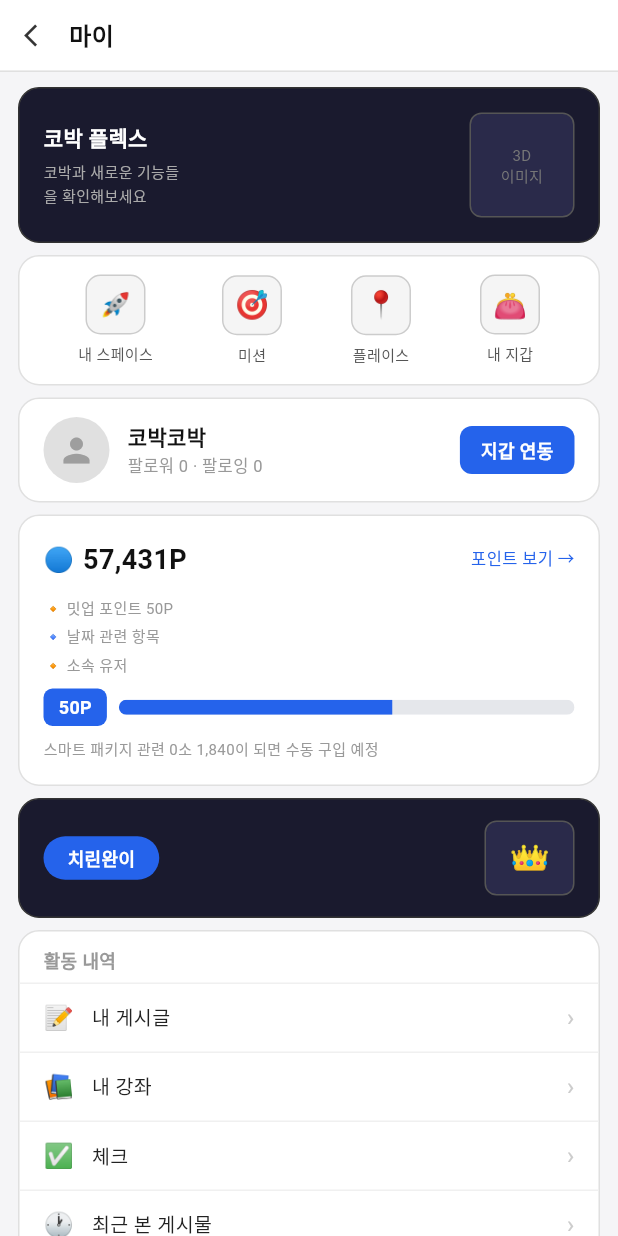
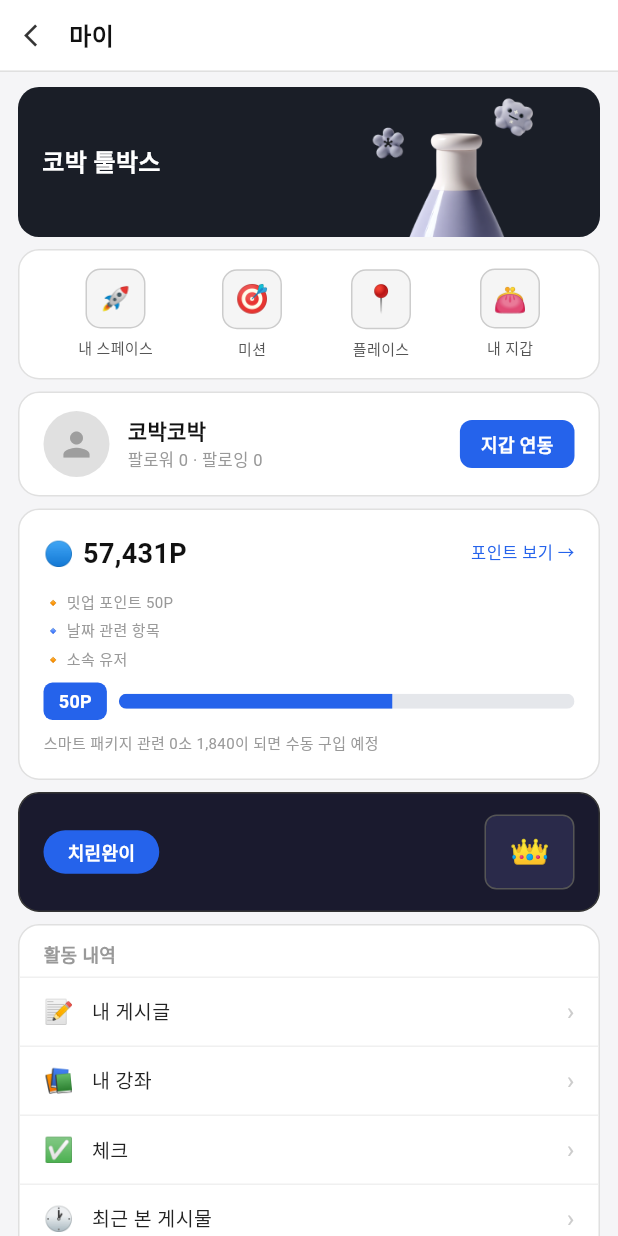
Before and after one commit to 0xdavidhan97/cobak-reward-v2, a Flutter app: the MyPageScreen screen opened directly, on a phone screen of 412 x 824 dp. Run offline on Flutter 3.47's test engine with Material 3 defaults, Android fonts, the phone set to English and light mode, and no system bars.

Commit message:
Update mypage banner image and rename to 코박 툴박스

```diff
--- a/lib/widgets/mypage/mypage_flex_banner.dart
+++ b/lib/widgets/mypage/mypage_flex_banner.dart
@@ -7,25 +7,23 @@ class MyPageFlexBanner extends StatelessWidget {
   Widget build(BuildContext context) {
     return Container(
       margin: const EdgeInsets.fromLTRB(12, 10, 12, 0),
-      padding: const EdgeInsets.all(16),
-      decoration: BoxDecoration(color: const Color(0xFF1A1A2E), borderRadius: BorderRadius.circular(14), border: Border.all(color: const Color(0xFF333333))),
-      child: Row(
-        children: [
-          const Column(
-            crossAxisAlignment: CrossAxisAlignment.start,
-            children: [
-              Text('코박 플렉스', style: TextStyle(fontSize: 14, fontWeight: FontWeight.w700, color: Colors.white)),
-              SizedBox(height: 4),
-              Text('코박과 새로운 기능들\n을 확인해보세요', style: TextStyle(fontSize: 10, color: Color(0xFFAAAAAA), height: 1.5)),
-            ],
+      height: 100,
+      decoration: BoxDecoration(
+        borderRadius: BorderRadius.circular(14),
+        image: const DecorationImage(
+          image: AssetImage('assets/images/mypage_banner.png'),
+          fit: BoxFit.cover,
+        ),
+      ),
+      child: const Padding(
+        padding: EdgeInsets.fromLTRB(16, 0, 16, 0),
+        child: Align(
+          alignment: Alignment.centerLeft,
+          child: Text(
+            '코박 툴박스',
+            style: TextStyle(fontSize: 16, fontWeight: FontWeight.w700, color: Colors.white),
           ),
-          const Spacer(),
-          Container(
-            width: 70, height: 70,
-            decoration: BoxDecoration(color: const Color(0xFF2A2A4A), borderRadius: BorderRadius.circular(8), border: Border.all(color: const Color(0xFF555555), style: BorderStyle.solid)),
-            child: const Center(child: Text('3D\n이미지', style: TextStyle(fontSize: 10, color: Color(0xFF777777)), textAlign: TextAlign.center)),
-          ),
-        ],
+        ),
       ),
     );
   }
```
Also changed, not shown: assets/images/mypage_banner.png (added).
